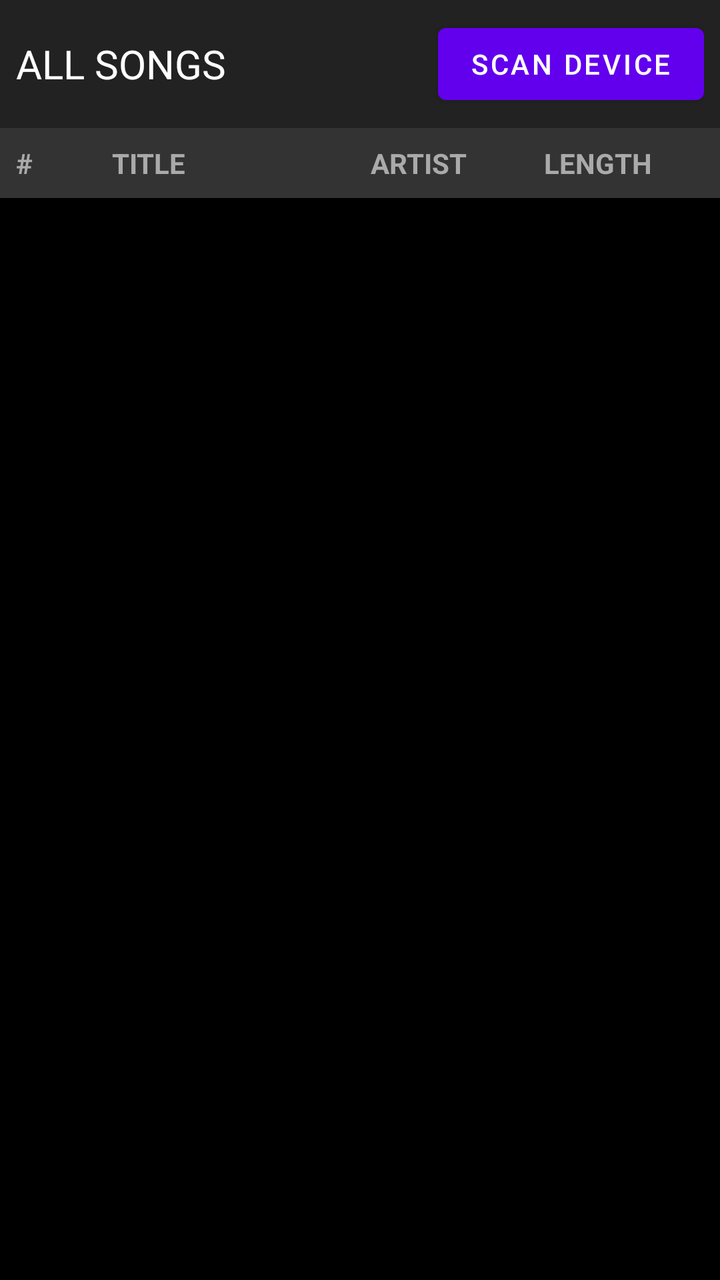
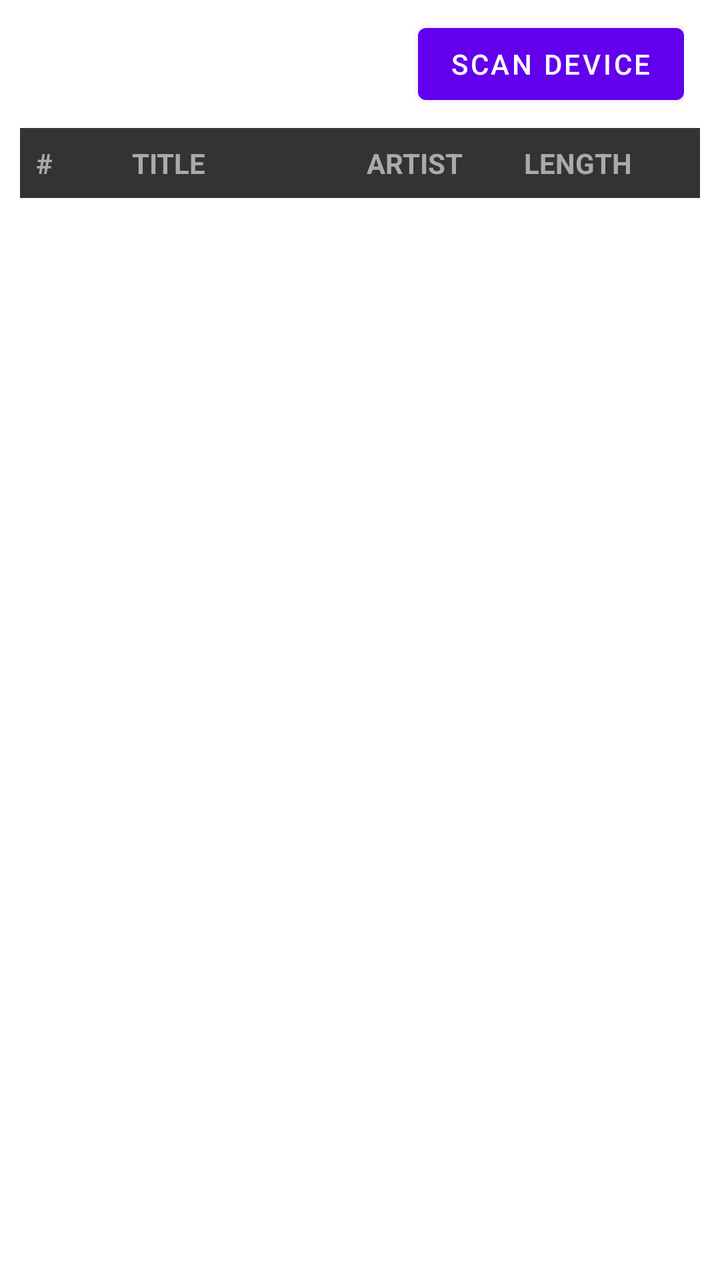

An Android layout rendered at two revisions. The XML below is the earlier revision; the diff shows what the commit changed to produce the second picture.
<!-- AndroidManifest.xml: application theme Theme.LCARSMusic -->
<!-- res/layout/layout_library.xml -->
<?xml version="1.0" encoding="utf-8"?>
<LinearLayout xmlns:android="http://schemas.android.com/apk/res/android"
    android:layout_width="match_parent"
    android:layout_height="match_parent"
    android:orientation="vertical"
    android:background="#000000">

    
    <RelativeLayout
        android:layout_width="match_parent"
        android:layout_height="wrap_content"
        android:padding="8dp"
        android:background="#222222">

        <TextView
            android:id="@+id/tv_library_header_title"
            android:layout_width="wrap_content"
            android:layout_height="wrap_content"
            android:layout_centerVertical="true"
            android:text="ALL SONGS"
            android:textAllCaps="true"
            android:textColor="#FFFFFF"
            android:textSize="20sp" />

        <Button
            android:id="@+id/btn_scan_device"
            android:layout_width="wrap_content"
            android:layout_height="wrap_content"
            android:layout_alignParentEnd="true"
            android:minHeight="48dp"
            android:text="SCAN DEVICE"
            android:textAllCaps="true" />
    </RelativeLayout>

    
    <LinearLayout
        android:layout_width="match_parent"
        android:layout_height="wrap_content"
        android:orientation="horizontal"
        android:padding="8dp"
        android:background="#333333">

        <TextView
            android:layout_width="48dp"
            android:layout_height="wrap_content"
            android:text="#"
            android:textAllCaps="true"
            android:textColor="#AAAAAA"
            android:textStyle="bold" />

        <TextView
            android:layout_width="0dp"
            android:layout_height="wrap_content"
            android:layout_weight="3"
            android:text="TITLE"
            android:textAllCaps="true"
            android:textColor="#AAAAAA"
            android:textStyle="bold" />

        <TextView
            android:layout_width="0dp"
            android:layout_height="wrap_content"
            android:layout_weight="2"
            android:text="ARTIST"
            android:textAllCaps="true"
            android:textColor="#AAAAAA"
            android:textStyle="bold" />

        <TextView
            android:layout_width="80dp"
            android:layout_height="wrap_content"
            android:text="LENGTH"
            android:textAllCaps="true"
            android:textColor="#AAAAAA"
            android:textStyle="bold" />
    </LinearLayout>

    
    <androidx.recyclerview.widget.RecyclerView
        android:id="@+id/rv_media_list"
        android:layout_width="match_parent"
        android:layout_height="0dp"
        android:layout_weight="1"
        android:scrollbars="vertical" />

</LinearLayout>
<!-- resources referenced by this layout -->
<resources>
  <style name="Theme.LCARSMusic" parent="Theme.MaterialComponents.DayNight.NoActionBar">
          
          <item name="colorPrimary">@color/purple_500</item>
          <item name="colorPrimaryVariant">@color/purple_700</item>
          <item name="colorOnPrimary">@color/white</item>
          
          <item name="colorSecondary">@color/teal_200</item>
          <item name="colorSecondaryVariant">@color/teal_700</item>
          <item name="colorOnSecondary">@color/black</item>
          
          <item name="android:statusBarColor">?attr/colorPrimaryVariant</item>
          
      </style>
  <color name="purple_500">#FF6200EE</color>
  <color name="purple_700">#FF3700B3</color>
  <color name="white">#FFFFFFFF</color>
  <color name="teal_200">#FF03DAC5</color>
  <color name="teal_700">#FF018786</color>
  <color name="black">#FF000000</color>
</resources>

<!-- the commit's change to res/layout/layout_library.xml (unified diff, before → after) -->
@@ -3,14 +3,13 @@
     android:layout_width="match_parent"
     android:layout_height="match_parent"
     android:orientation="vertical"
-    android:background="#000000">
+    android:paddingHorizontal="10dp" >
 
     
     <RelativeLayout
         android:layout_width="match_parent"
         android:layout_height="wrap_content"
-        android:padding="8dp"
-        android:background="#222222">
+        android:padding="8dp">
 
         <TextView
             android:id="@+id/tv_library_header_title"
